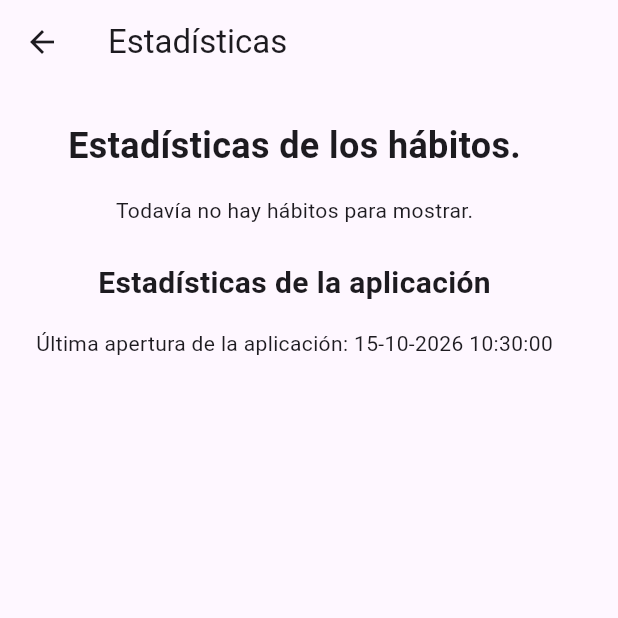
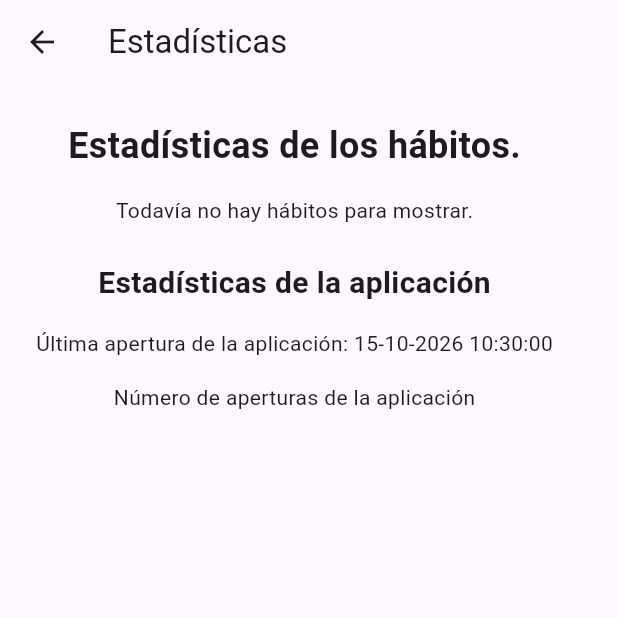
Before and after one commit to JordiCoso/Jordi_Claudia_A1.-Act01.-Persistencia-local-I-, a Flutter app: the screen it shows after launch, after a tap on "Estadísticas", on a phone screen of 412 x 824 dp, the top half of it. Run offline on Flutter 3.47's test engine with Material 3 defaults, Android fonts, the phone set to English and light mode, and no system bars; our stand-ins replace shared_preferences.

Commit message:
he añadido el numero de aperturas de la app

```diff
--- a/persistencialocalapp/lib/screens/estadisticas.dart
+++ b/persistencialocalapp/lib/screens/estadisticas.dart
@@ -1,5 +1,4 @@
 import 'package:flutter/material.dart';
-import 'package:intl/intl.dart';
 import 'package:persistencialocalapp/services/PreferenciasService.dart';
 
 class PantallaEstadisticas extends StatefulWidget {
@@ -17,9 +16,6 @@ class _PantallaEstadisticas extends State<PantallaEstadisticas> {
 
   //agregamos vairable de número de aperturas.
   int numeroApertura = 0;
-
-  //indicamos el formato de fecha.
-  DateFormat formato = DateFormat('dd-MM-yyyy HH:mm:ss');
 
   //creamos un método que se ejecuta cuando se crea la pantalla.
   @override
@@ -93,6 +89,11 @@ class _PantallaEstadisticas extends State<PantallaEstadisticas> {
 
             //mostramos la fecha de la última apertura recuperada del SharedPreferences.
             Text('Última apertura de la aplicación: $ultimaApertura'),
+
+            SizedBox(height: 16),
+
+            //mostramos el total de aperturas de la app.
+            Text('Número de aperturas de la aplicación'),
           ],
         ),
       ),
```
